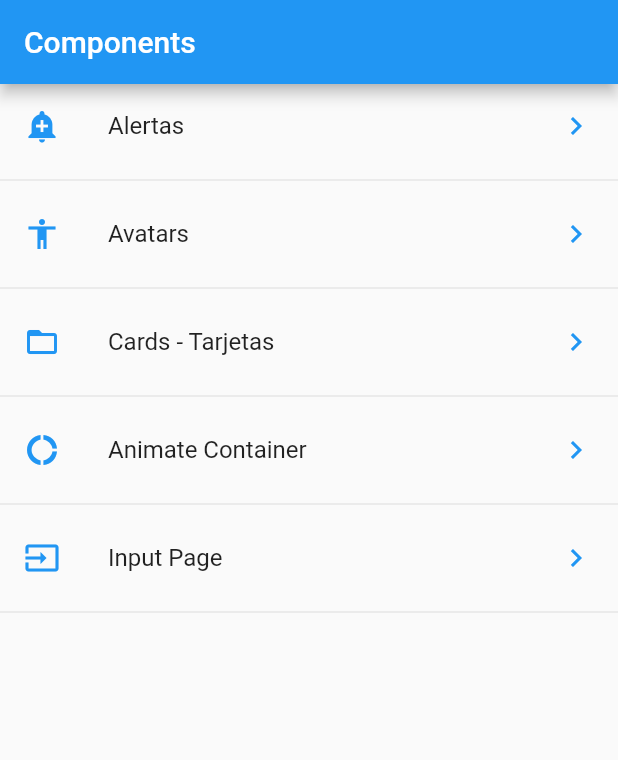
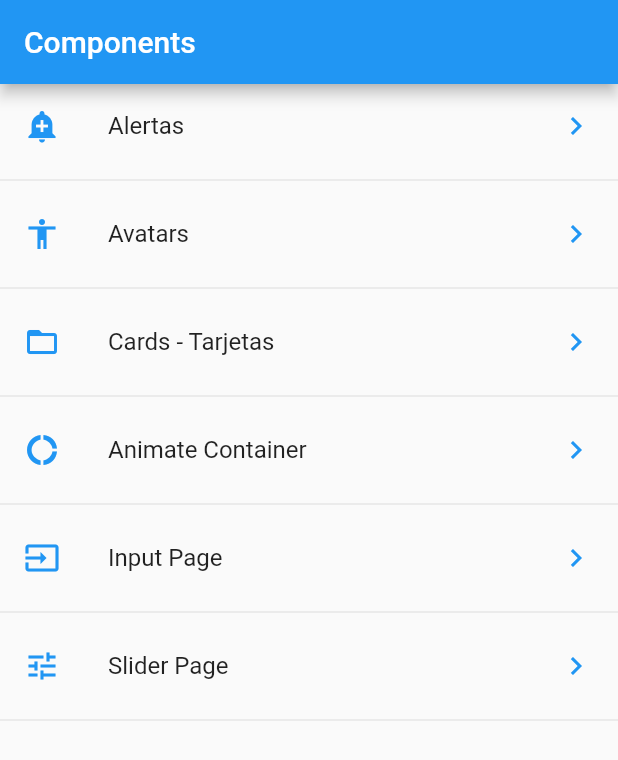
Before and after one commit to OpsonDuran/flutter_components_wigets_use_examples, a Flutter app: the screen it shows after launch, on a phone screen of 412 x 824 dp. Shown: the top 760 px of the screen. Run offline on Flutter 3.47's test engine with Material 2 defaults, Android fonts, the phone set to English and light mode, and no system bars.

Commit message:
add new section Slider

```diff
--- a/data/menu_opts.json
+++ b/data/menu_opts.json
@@ -25,6 +25,11 @@
             "ruta" : "inputs",
             "icon" : "input_icon",
             "texto": "Input Page"
+        },
+        {
+            "ruta" : "slider",
+            "icon" : "slider_icon",
+            "texto": "Slider Page"
         }
     ]
 }
--- a/lib/src/providers/menu_provider.dart
+++ b/lib/src/providers/menu_provider.dart
@@ -4,7 +4,7 @@ import 'package:flutter/services.dart' show rootBundle;
 class _MenuProvider{
   List<dynamic> options = [];
 
-  _MenuProvider(){}
+  _MenuProvider();
 
     Future<List<dynamic>> loadingData() async {
 
--- a/lib/src/routes/routes.dart
+++ b/lib/src/routes/routes.dart
@@ -5,6 +5,7 @@ import 'package:flutter_components_wigets_use_examples/src/widgets/avatar_file.d
 import 'package:flutter_components_wigets_use_examples/src/widgets/card_page.dart';
 import 'package:flutter_components_wigets_use_examples/src/widgets/home_page.dart';
 import 'package:flutter_components_wigets_use_examples/src/widgets/input_page.dart';
+import 'package:flutter_components_wigets_use_examples/src/widgets/slider_page.dart';
 
 Map<String,WidgetBuilder> getApplicationRoutes(){
 
@@ -15,5 +16,6 @@ Map<String,WidgetBuilder> getApplicationRoutes(){
         'card' : (BuildContext context) => CardPage(),
         'animateContariner' : (BuildContext context) => AnimateContainerPage(),
         'inputs' : (BuildContext context) => InputPage(),
+        'slider' : (BuildContext context) => SliderPage(),
   };
 }
--- a/lib/src/utils/icon_string_util.dart
+++ b/lib/src/utils/icon_string_util.dart
@@ -6,6 +6,7 @@ final _icons =<String,IconData>{
   'folder_open': Icons.folder_open,
   'donut_large': Icons.donut_large,
   'input_icon': Icons.input,
+  'slider_icon': Icons.tune,
 };
 
 Icon getIcon(String iconName){
--- a/lib/src/widgets/home_temp.dart
+++ b/lib/src/widgets/home_temp.dart
@@ -47,6 +47,4 @@ List<Widget> _createIntemsShort(){
   }).toList();
 
 }
-
-
 }
```
Also changed, not shown: lib/src/widgets/slider_page.dart (added, +53 -0 lines).
